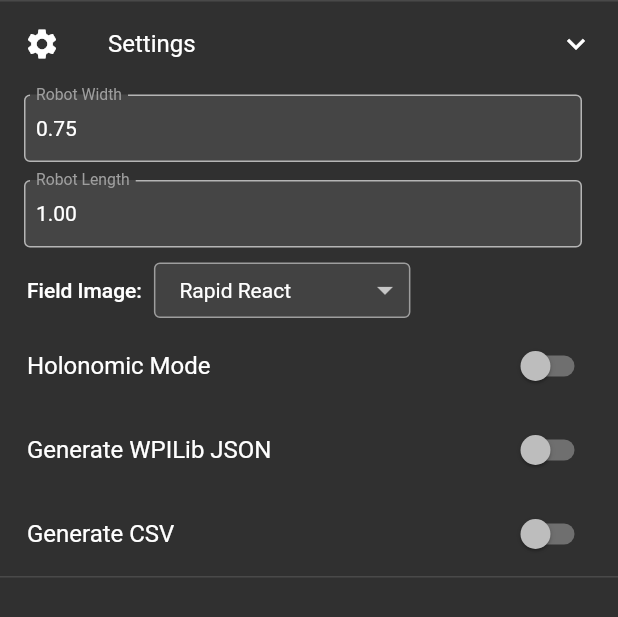
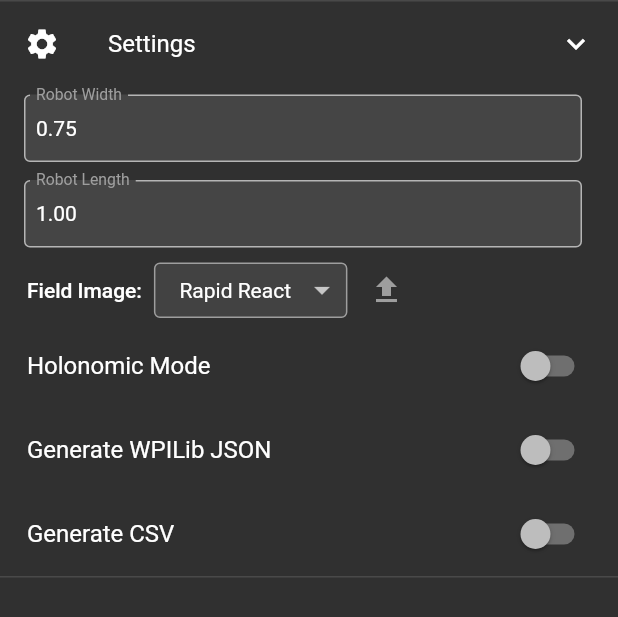
Before and after one commit to mjansen4857/pathplanner, a Flutter app: the SettingsTile widget shown alone on an empty page, opened directly, after a tap on "Settings", on a phone screen of 412 x 824 dp. Shown: the top 617 px of the screen. Run offline on Flutter 3.47's test engine with Material 2 defaults, Android fonts, the phone set to English and light mode, and no system bars; our stand-ins replace flutter_slidable, shared_preferences, tuple, visibility_detector; missing offline and left inert: bitsdojo_window, file_selector, function_tree, github, image_size_getter, macos_secure_bookmarks and 3 more; accounts and stored records are empty.

Commit message:
add button ui to import new field images

```diff
--- a/lib/widgets/drawer_tiles/settings_tile.dart
+++ b/lib/widgets/drawer_tiles/settings_tile.dart
@@ -226,7 +226,7 @@ class _SettingsTileState extends State<SettingsTile>
             Padding(
               padding: const EdgeInsets.symmetric(vertical: 4),
               child: Container(
-                width: 171,
+                width: 129,
                 decoration: BoxDecoration(
                   color: Colors.grey[800],
                   borderRadius: BorderRadius.circular(4),
@@ -262,6 +262,14 @@ class _SettingsTileState extends State<SettingsTile>
                 ),
               ),
             ),
+            SizedBox(width: 2),
+            IconButton(
+              onPressed: () {},
+              icon: Icon(Icons.upload),
+              splashRadius: 18,
+              tooltip: 'Import Field Image',
+              color: Colors.grey,
+            ),
           ],
         ),
       ),
```
